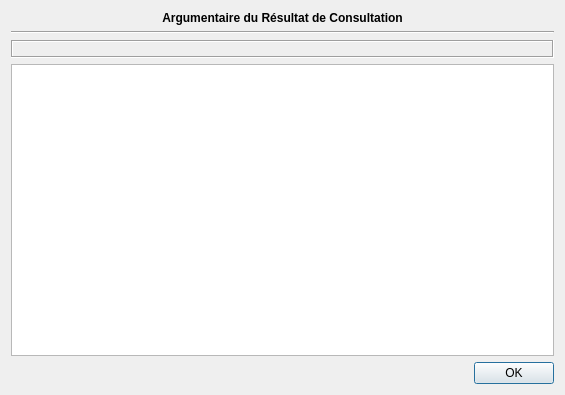
FreeHealth/freehealth, file freedrc/plugins/edrcplugin/widgets/rcargumentsdialog.ui: the form before one commit.
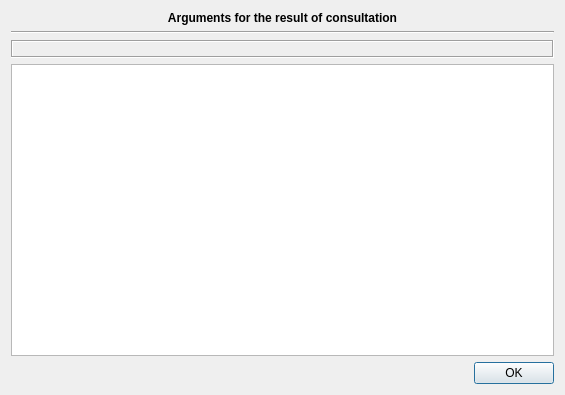
The form after the commit.

The edit to the form file:
```diff
--- a/freedrc/plugins/edrcplugin/widgets/rcargumentsdialog.ui
+++ b/freedrc/plugins/edrcplugin/widgets/rcargumentsdialog.ui
@@ -23,7 +23,7 @@
       </font>
      </property>
      <property name="text">
-      <string>Argumentaire du Résultat de Consultation</string>
+      <string>Arguments for the result of consultation</string>
      </property>
      <property name="alignment">
       <set>Qt::AlignCenter</set>
```
